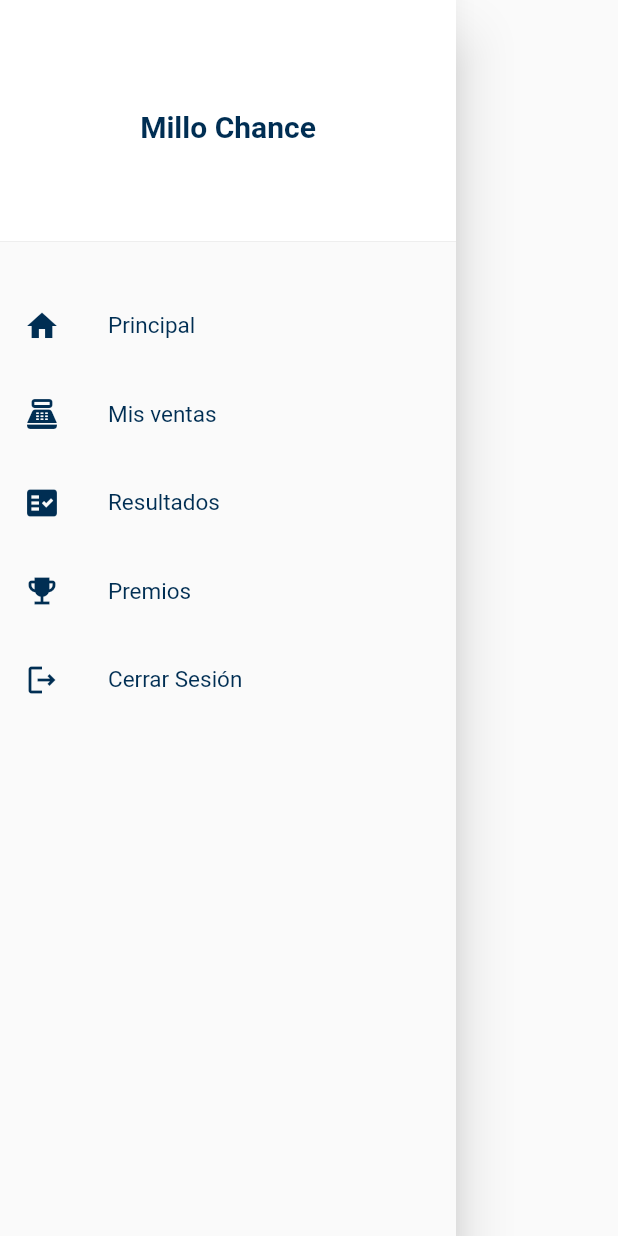
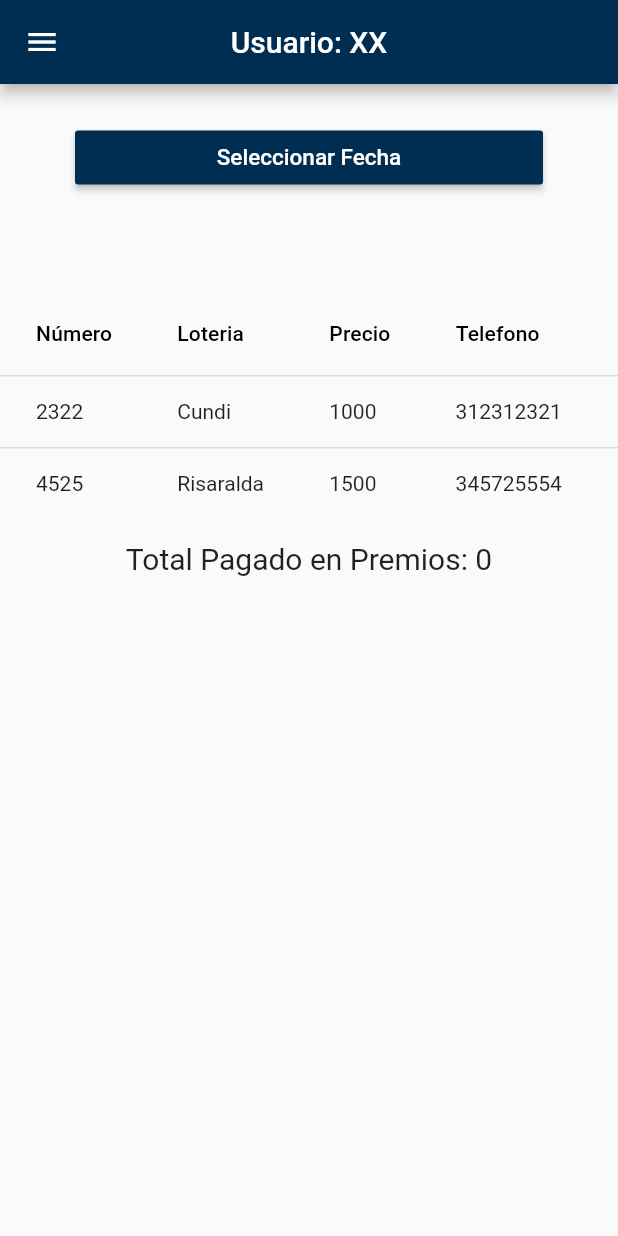
Before and after one commit to jumacDev/vendedor, a Flutter app: what mainMenu() shows on an empty page, opened directly, after a tap on "Premios", on a phone screen of 412 x 824 dp. Run offline on Flutter 3.47's test engine with Material 2 defaults, Android fonts, the phone set to English and light mode, and no system bars; our stand-ins replace cloud_firestore, firebase_core; accounts and stored records are empty.

Commit message:
All views added to the app
need to configure the alert dialog to confirm sale

```diff
--- /dev/null
+++ b/lib/UI/Pages/awards_view.dart
@@ -0,0 +1,111 @@
+// ignore_for_file: unused_local_variable
+import 'package:flutter/material.dart';
+import '../Style/color_to_views.dart';
+import '../Widgets/Main_menu.dart';
+
+class AwardsView extends StatefulWidget {
+  const AwardsView({Key? key}) : super(key: key);
+
+  @override
+  State<AwardsView> createState() => _AwardsViewState();
+}
+
+class _AwardsViewState extends State<AwardsView> {
+  late DateTime saleDate;
+
+  @override
+  Widget build(BuildContext context) {
+    return Scaffold(
+      appBar: myAppBar(),
+      body: buildSales(),
+      drawer: mainMenu(context),
+    );
+  }
+
+  myAppBar() {
+    return AppBar(
+      backgroundColor: primarycolor,
+      title: const Text(
+        'Usuario: XX',
+        style: TextStyle(color: Colors.white),
+      ),
+      centerTitle: true,
+    );
+  }
+
+  buildSales() {
+    return Container(
+      padding: const EdgeInsets.symmetric(vertical: 10),
+      child: Column(
+        crossAxisAlignment: CrossAxisAlignment.stretch,
+        children: [
+          Container(
+              padding: const EdgeInsets.symmetric(vertical: 15, horizontal: 50),
+              // ignore: deprecated_member_use
+              child: RaisedButton(
+                onPressed: () async {
+                  DateTime? saleDate = await showDatePicker(
+                      builder: (context, child) {
+                        return Theme(
+                          data: Theme.of(context).copyWith(
+                            colorScheme: const ColorScheme.light(
+                              primary: primarycolor, // header background color
+                              onPrimary: Colors.white, // header text color
+                              onSurface: Colors.black, // body text color
+                            ),
+                            textButtonTheme: TextButtonThemeData(
+                              style: TextButton.styleFrom(
+                                primary: primarycolor, // button text color
+                              ),
+                            ),
+                          ),
+                          child: child!,
+                        );
+                      },
+                      context: context,
+                      locale: const Locale('es', 'ES'),
+                      initialDate: DateTime(2022, 01, 01),
+                      firstDate: DateTime(2021),
+                      lastDate: DateTime(2100));
+                },
+                color: primarycolor,
+                child: const Text(
+                  'Seleccionar Fecha',
+                  style: TextStyle(fontSize: 15, color: Colors.white),
+                ),
+              )),
+          const SizedBox(height: 50,),
+          SingleChildScrollView(
+            child: DataTable(
+                columnSpacing: 30,
+                columns: const <DataColumn>[
+                  DataColumn(label: Text('Número')),
+                  DataColumn(label: Text('Loteria')),
+                  DataColumn(label: Text('Precio')),
+                  DataColumn(label: Text('Telefono')),
+                ],
+                rows: const <DataRow>[
+                  DataRow(cells: <DataCell>[
+                    DataCell(Text('2322')),
+                    DataCell(Text('Cundi')),
+                    DataCell(Text('1000')),
+                    DataCell(Text('312312321'))
+                  ]),
+                  DataRow(cells: <DataCell>[
+                    DataCell(Text('4525')),
+                    DataCell(Text('Risaralda')),
+                    DataCell(Text('1500')),
+                    DataCell(Text('345725554'))
+                  ])
+
+                ]),
+          ),
+          const SizedBox(height: 15,),
+          const Center(
+            child: Text('Total Pagado en Premios: 0',style: TextStyle(fontSize: 20),),
+          )
+        ],
+      ),
+    );
+  }
+}
```
Also changed, not shown: lib/UI/Pages/main_view.dart (+4 -23 lines), lib/UI/Pages/results_page.dart (added, +103 -0 lines), lib/UI/Widgets/main_menu.dart (+8 -2 lines).
